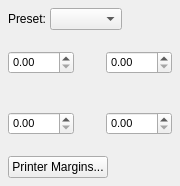
This is scribus/ui/newmarginwidgetbase.ui in scribusproject/scribus as Qt 5 draws it before an edit. The edited form follows.
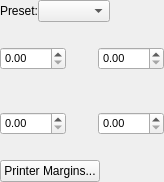
This is the edited form. Custom widgets are drawn as their Qt base class.

```diff
--- a/scribus/ui/newmarginwidgetbase.ui
+++ b/scribus/ui/newmarginwidgetbase.ui
@@ -6,8 +6,8 @@
    <rect>
     <x>0</x>
     <y>0</y>
-    <width>180</width>
-    <height>186</height>
+    <width>164</width>
+    <height>182</height>
    </rect>
   </property>
   <property name="sizePolicy">
@@ -18,20 +18,23 @@
   </property>
   <layout class="QGridLayout" name="gridLayout">
    <property name="leftMargin">
-    <number>8</number>
+    <number>0</number>
    </property>
    <property name="topMargin">
-    <number>8</number>
+    <number>0</number>
    </property>
    <property name="rightMargin">
-    <number>8</number>
+    <number>0</number>
    </property>
    <property name="bottomMargin">
-    <number>8</number>
+    <number>0</number>
    </property>
-   <property name="spacing">
+   <property name="horizontalSpacing">
     <number>4</number>
    </property>
+   <property name="verticalSpacing">
+    <number>8</number>
+   </property>
    <item row="0" column="1" colspan="3">
     <layout class="QHBoxLayout" name="horizontalLayout">
      <item>
```
